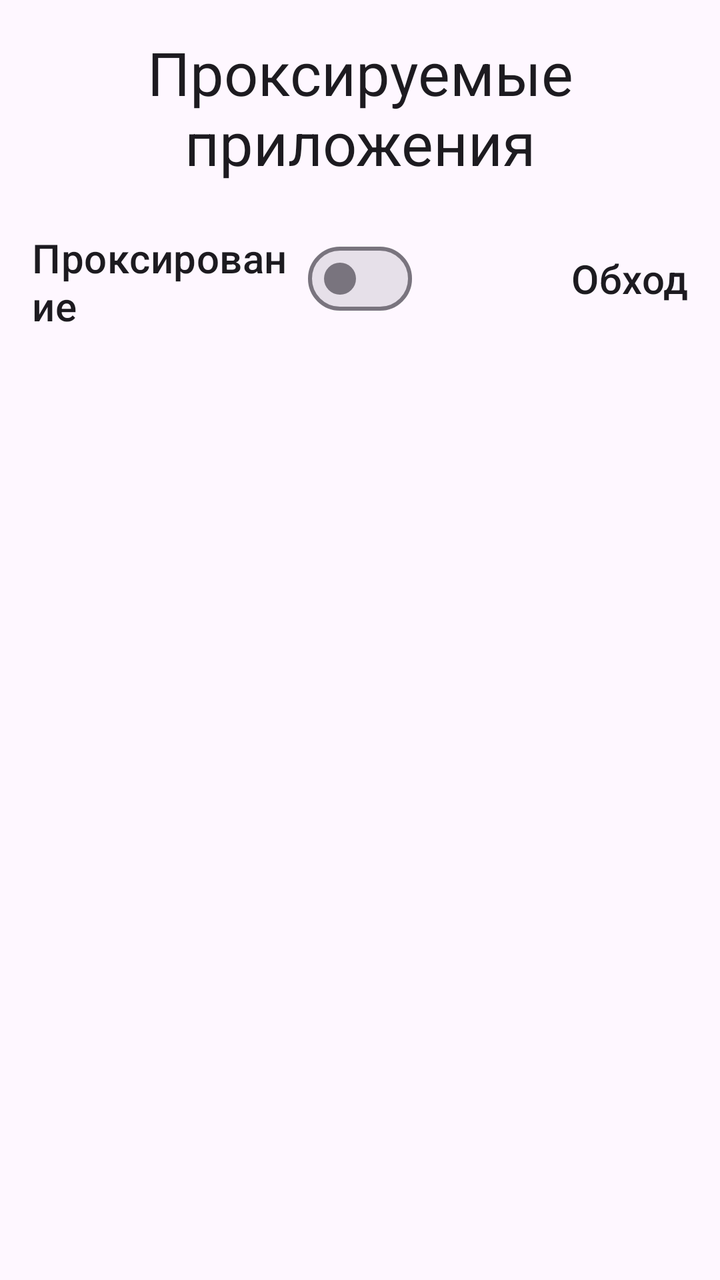
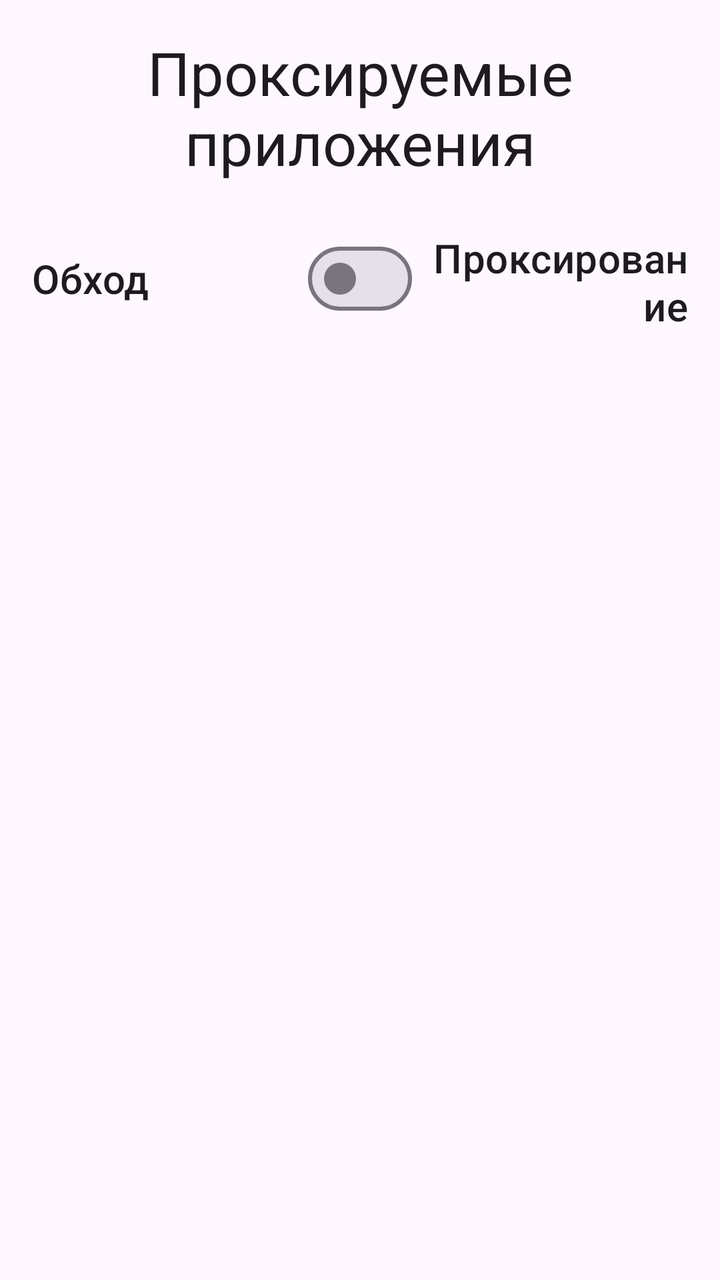

Two renders of the same Android screen: before a commit and after it. Below are the layout's source before the change and the commit's diff.
<!-- AndroidManifest.xml: application theme Theme.IrohProxy -->
<!-- res/layout/activity_app_chooser.xml -->
<?xml version="1.0" encoding="utf-8"?>
<androidx.constraintlayout.widget.ConstraintLayout xmlns:android="http://schemas.android.com/apk/res/android"
    xmlns:app="http://schemas.android.com/apk/res-auto"
    xmlns:tools="http://schemas.android.com/tools"
    android:id="@+id/apps_root"
    android:layout_width="match_parent"
    android:layout_height="match_parent">

    <TextView
        android:id="@+id/page_name"
        android:layout_width="0dp"
        android:layout_height="wrap_content"
        android:layout_marginTop="16dp"
        android:gravity="center"
        android:text="@string/proxying_applications"
        android:textAppearance="?attr/textAppearanceHeadlineSmall"
        android:textSize="30sp"
        app:layout_constraintEnd_toEndOf="parent"
        app:layout_constraintStart_toStartOf="parent"
        app:layout_constraintTop_toTopOf="parent" />

    <LinearLayout
        android:layout_width="0dp"
        android:layout_height="0dp"
        android:layout_marginStart="16dp"
        android:layout_marginTop="24dp"
        android:layout_marginEnd="16dp"
        android:orientation="vertical"
        app:layout_constraintBottom_toBottomOf="parent"
        app:layout_constraintEnd_toEndOf="parent"
        app:layout_constraintStart_toStartOf="parent"
        app:layout_constraintTop_toBottomOf="@+id/page_name">

        <LinearLayout
            android:layout_width="match_parent"
            android:layout_height="wrap_content"
            android:gravity="center_vertical"
            android:orientation="horizontal">

            <com.google.android.material.textview.MaterialTextView
                android:layout_width="0dp"
                android:layout_height="match_parent"
                android:layout_weight="1"
                android:gravity="center|start"
                android:text="@string/proxying"
                android:textAppearance="?attr/textAppearanceTitleMedium"
                android:textSize="20sp" />

            <com.google.android.material.materialswitch.MaterialSwitch
                android:id="@+id/bypass_switch"
                android:layout_width="wrap_content"
                android:layout_height="wrap_content" />

            <com.google.android.material.textview.MaterialTextView
                android:layout_width="0dp"
                android:layout_height="match_parent"
                android:layout_weight="1"
                android:gravity="center|end"
                android:text="@string/bypass"
                android:textAppearance="?attr/textAppearanceTitleMedium"
                android:textSize="20sp" />
        </LinearLayout>

        <androidx.recyclerview.widget.RecyclerView
            android:id="@+id/apps_list"
            android:layout_width="match_parent"
            android:layout_height="match_parent"
            android:layout_marginTop="16dp"
            app:layout_constraintBottom_toBottomOf="parent"
            app:layout_constraintEnd_toEndOf="parent"
            app:layout_constraintStart_toStartOf="parent"
            app:layout_constraintTop_toBottomOf="@+id/page_name">

        </androidx.recyclerview.widget.RecyclerView>

    </LinearLayout>
</androidx.constraintlayout.widget.ConstraintLayout>
<!-- resources referenced by this layout -->
<resources>
  <string name="bypass">Обход</string>
  <string name="proxying">Проксирование</string>
  <string name="proxying_applications">Проксируемые приложения</string>
  <style name="Theme.IrohProxy" parent="Base.Theme.IrohProxy" />
  <style name="Base.Theme.IrohProxy" parent="Theme.Material3.DayNight.NoActionBar">
          
          
      </style>
</resources>

<!-- the commit's change to res/layout/activity_app_chooser.xml (unified diff, before → after) -->
@@ -42,12 +42,12 @@
                 android:layout_height="match_parent"
                 android:layout_weight="1"
                 android:gravity="center|start"
-                android:text="@string/proxying"
+                android:text="@string/bypass"
                 android:textAppearance="?attr/textAppearanceTitleMedium"
                 android:textSize="20sp" />
 
             <com.google.android.material.materialswitch.MaterialSwitch
-                android:id="@+id/bypass_switch"
+                android:id="@+id/app_mode_switch"
                 android:layout_width="wrap_content"
                 android:layout_height="wrap_content" />
 
@@ -56,7 +56,7 @@
                 android:layout_height="match_parent"
                 android:layout_weight="1"
                 android:gravity="center|end"
-                android:text="@string/bypass"
+                android:text="@string/proxying"
                 android:textAppearance="?attr/textAppearanceTitleMedium"
                 android:textSize="20sp" />
         </LinearLayout>
